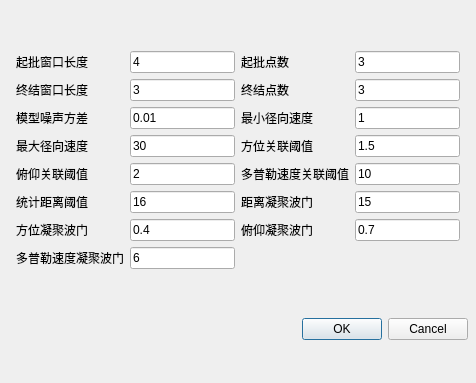
First picture: the form in paramWidget/dataprocessui.ui, repository DanielWuxiaoxiao/DispCtrl, before the edit.
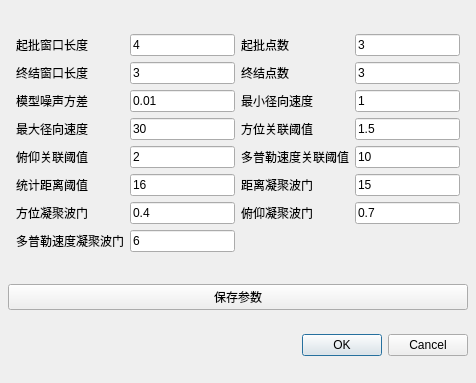
Second picture: the form after the edit.

Diff of the .ui file:
```diff
--- a/paramWidget/dataprocessui.ui
+++ b/paramWidget/dataprocessui.ui
@@ -261,6 +261,13 @@
           </item>
         </layout>
       </item>
+      <item>
+        <widget class="QPushButton" name="saveButton">
+          <property name="text">
+            <string>保存参数</string>
+          </property>
+        </widget>
+      </item>
       <item>
         <widget class="QDialogButtonBox" name="buttonBox">
           <property name="orientation">
```
